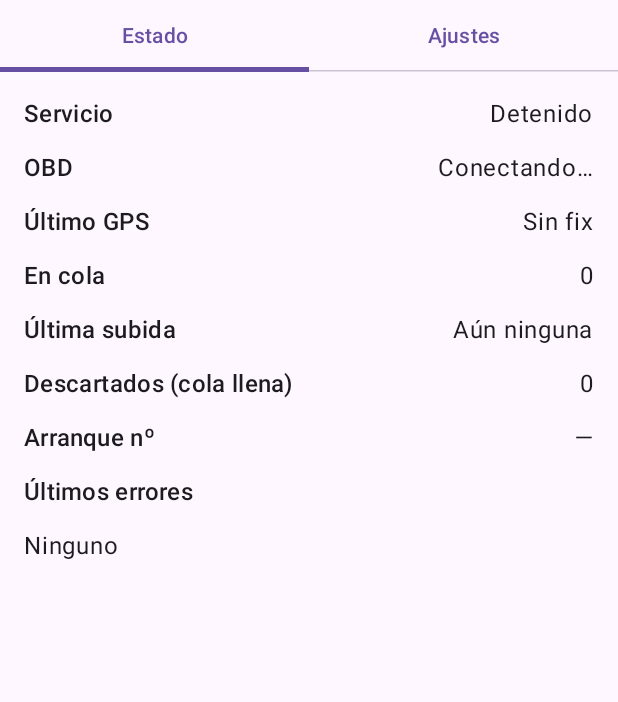
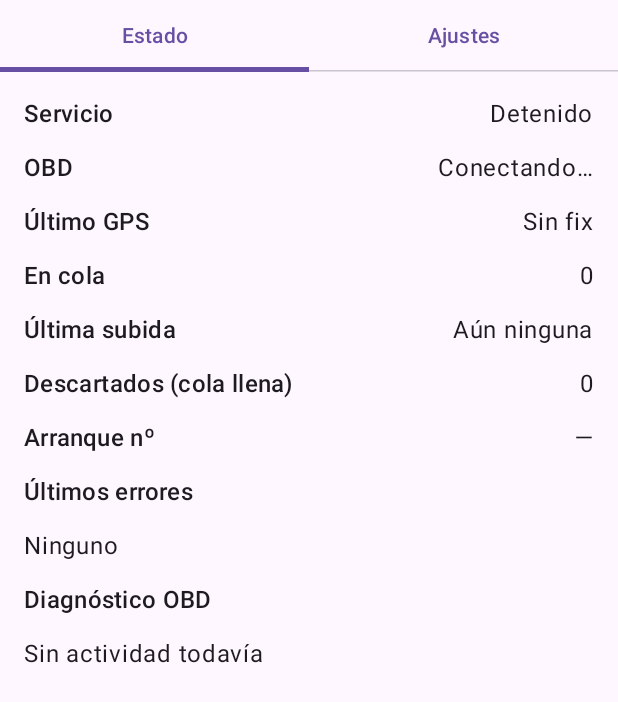
Before and after one commit to vggm/car-tracer, an Android app built with Jetpack Compose: the screen it shows after launch (MainActivity), after a tap on "Hecho", on a phone screen of 412 x 824 dp. Shown: the top 702 px of the screen. Run offline under Robolectric (Android 15) with nearby library versions, the phone set to English and light mode, and no system bars; our stand-ins replace Room's generated code; 2 other taps on this screen came first.

Commit message:
feat: ✨ show obd diagnostic log in status screen

```diff
--- a/android/app/src/main/java/dev/lnk/cartrace/service/Status.kt
+++ b/android/app/src/main/java/dev/lnk/cartrace/service/Status.kt
@@ -21,6 +21,7 @@ object Status {
     private val _dropped = MutableStateFlow(0)
     private val _bootCount = MutableStateFlow<Int?>(null)
     private val _errors = MutableStateFlow<List<String>>(emptyList())
+    private val _obdLog = MutableStateFlow<List<String>>(emptyList())
 
     val serviceRunning: StateFlow<Boolean> = _serviceRunning.asStateFlow()
     val obd: StateFlow<ObdState> = _obd.asStateFlow()
@@ -30,6 +31,8 @@ object Status {
     val dropped: StateFlow<Int> = _dropped.asStateFlow()
     val bootCount: StateFlow<Int?> = _bootCount.asStateFlow()
     val errors: StateFlow<List<String>> = _errors.asStateFlow()
+    /** Raw ELM327 conversation, oldest first. */
+    val obdLog: StateFlow<List<String>> = _obdLog.asStateFlow()
 
     fun setServiceRunning(v: Boolean) { _serviceRunning.value = v }
     fun setObd(v: ObdState) { _obd.value = v }
@@ -44,6 +47,7 @@ object Status {
 
     fun setBootCount(v: Int) { _bootCount.value = v }
     fun setDropped(v: Int) { _dropped.value = v }
+    fun setObdLog(lines: List<String>) { _obdLog.value = lines }
 
     fun addError(message: String) {
         _errors.update { (it + message).takeLast(MAX_ERRORS) }
@@ -58,5 +62,6 @@ object Status {
         _dropped.value = 0
         _bootCount.value = null
         _errors.value = emptyList()
+        _obdLog.value = emptyList()
     }
 }
--- a/android/app/src/main/java/dev/lnk/cartrace/ui/StatusScreen.kt
+++ b/android/app/src/main/java/dev/lnk/cartrace/ui/StatusScreen.kt
@@ -13,6 +13,7 @@ import androidx.compose.runtime.Composable
 import androidx.compose.runtime.getValue
 import androidx.compose.ui.Modifier
 import androidx.compose.ui.graphics.Color
+import androidx.compose.ui.text.font.FontFamily
 import androidx.compose.ui.text.font.FontWeight
 import androidx.compose.ui.unit.dp
 import androidx.lifecycle.compose.collectAsStateWithLifecycle
@@ -29,6 +30,7 @@ fun StatusScreen() {
     val dropped by Status.dropped.collectAsStateWithLifecycle()
     val bootCount by Status.bootCount.collectAsStateWithLifecycle()
     val errors by Status.errors.collectAsStateWithLifecycle()
+    val obdLog by Status.obdLog.collectAsStateWithLifecycle()
 
     Column(
         Modifier.verticalScroll(rememberScrollState()).padding(16.dp),
@@ -56,6 +58,12 @@ fun StatusScreen() {
         Line("Arranque nº", Formatters.bootCount(bootCount), warning = Formatters.isBootCountSuspicious(bootCount))
         Text("Últimos errores", style = MaterialTheme.typography.titleMedium)
         if (errors.isEmpty()) Text("Ninguno") else errors.asReversed().forEach { Text(it, style = MaterialTheme.typography.bodySmall) }
+        Text("Diagnóstico OBD", style = MaterialTheme.typography.titleMedium)
+        if (obdLog.isEmpty()) {
+            Text("Sin actividad todavía")
+        } else {
+            obdLog.forEach { Text(it, style = MaterialTheme.typography.bodySmall, fontFamily = FontFamily.Monospace) }
+        }
     }
 }
 
```
